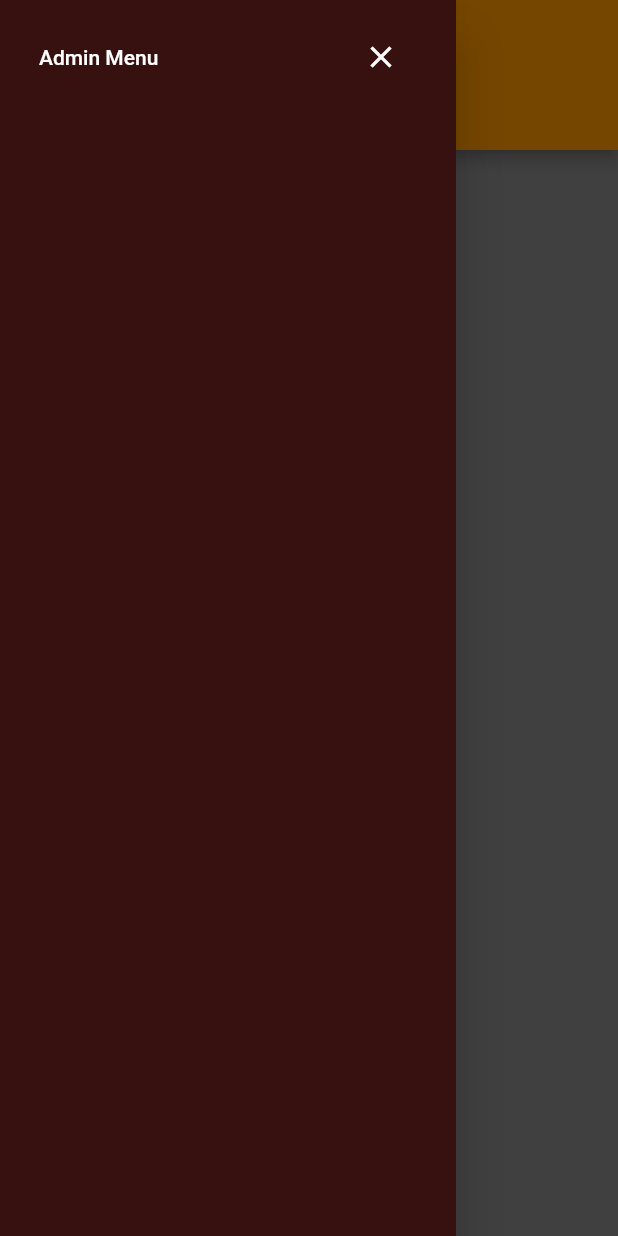
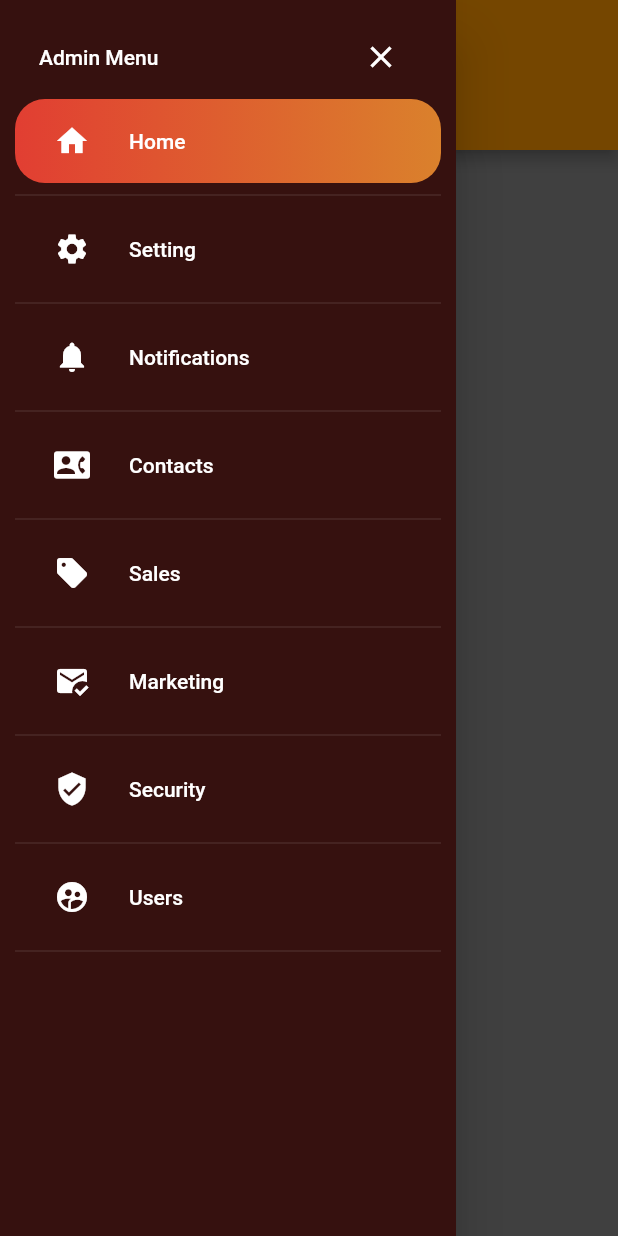
Before and after one commit to halak0013/responsive_ui_with_flutter, a Flutter app: the screen it shows after launch, with the side drawer open, on a phone screen of 412 x 824 dp. Run offline on Flutter 3.47's test engine with Material 2 defaults, Android fonts, the phone set to English and light mode, and no system bars.

Commit message:
update buttons

```diff
--- a/lib/drawer/drawerPage.dart
+++ b/lib/drawer/drawerPage.dart
@@ -21,7 +21,16 @@ class ButtonsInfo {
 
 int _currentIndex = 0;
 
-List<ButtonsInfo> _buttonNames = [ButtonsInfo(title: "Home", icon: Icons.home)];
+List<ButtonsInfo> _buttonNames = [
+  ButtonsInfo(title: "Home", icon: Icons.home),
+  ButtonsInfo(title: "Setting", icon: Icons.settings),
+  ButtonsInfo(title: "Notifications", icon: Icons.notifications),
+  ButtonsInfo(title: "Contacts", icon: Icons.contact_phone_rounded),
+  ButtonsInfo(title: "Sales", icon: Icons.sell),
+  ButtonsInfo(title: "Marketing", icon: Icons.mark_email_read),
+  ButtonsInfo(title: "Security", icon: Icons.verified_user),
+  ButtonsInfo(title: "Users", icon: Icons.supervised_user_circle_rounded),
+];
 
 class _DrawerPageState extends State<DrawerPage> {
   @override
@@ -51,14 +60,44 @@ class _DrawerPageState extends State<DrawerPage> {
             ),
             ...List.generate(
               _buttonNames.length,
-              (index) => Column(children: [
-                Container(
-                  decoration: BoxDecoration(
-                    borderRadius: BorderRadius.circular(20),
-                    gradient: LinearGradient(colors: [purpleDark,orangeDark]),)
+              (index) => Column(
+                children: [
+                  Container(
+                    decoration: index == _currentIndex
+                        ? BoxDecoration(
+                            borderRadius: BorderRadius.circular(20),
+                            gradient: LinearGradient(colors: [
+                              red.withOpacity(0.9),
+                              orange.withOpacity(0.9),
+                            ]),
+                          )
+                        : null,
+                    child: ListTile(
+                      title: Text(
+                        _buttonNames[index].title,
+                        style: TextStyle(color: Colors.white),
+                      ),
+                      leading: Padding(
+                        padding: const EdgeInsets.all(kPadding),
+                        child:
+                            Icon(_buttonNames[index].icon, color: Colors.white),
+                      ),
+                      onTap: () {
+                        setState(() {
+                          _currentIndex = index;
+                        });
+                      },
+                      shape: RoundedRectangleBorder(
+                        borderRadius: BorderRadius.circular(20),
+                      ),
+                    ),
                   ),
-
-              ]),
+                  Divider(
+                    color: Colors.white,
+                    thickness: 0.1,
+                  ),
+                ],
+              ),
             ),
           ],
         ),
```
